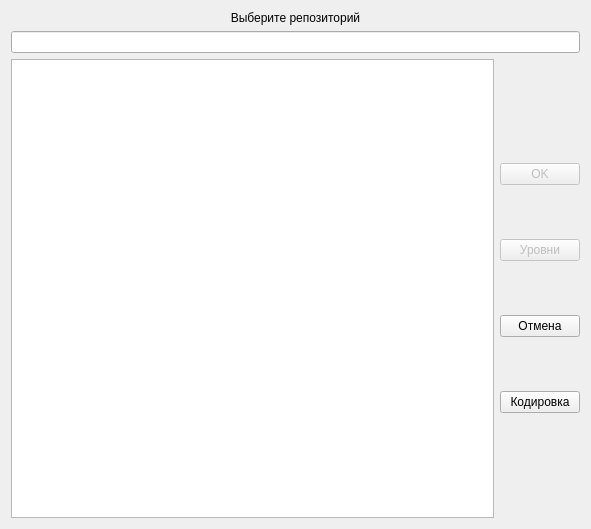
Qt form repchose.ui (iliner23/openRadar) before a commit.
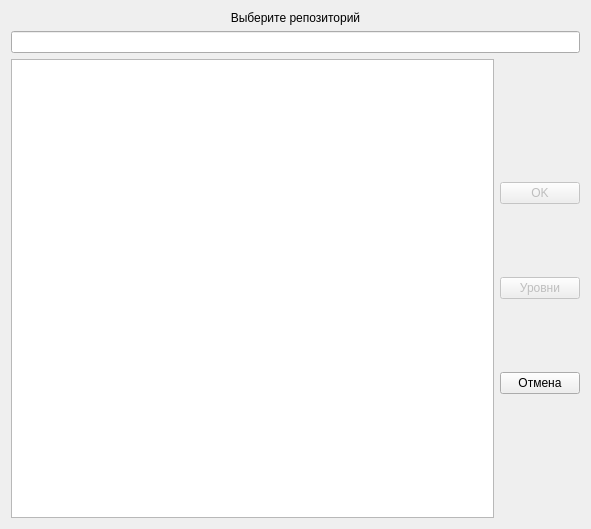
The same form after that commit.

The edit to the form file:
```diff
--- a/repchose.ui
+++ b/repchose.ui
@@ -100,13 +100,6 @@
            </property>
           </widget>
          </item>
-         <item>
-          <widget class="QPushButton" name="pushButton_4">
-           <property name="text">
-            <string>Кодировка</string>
-           </property>
-          </widget>
-         </item>
         </layout>
        </item>
       </layout>
```
